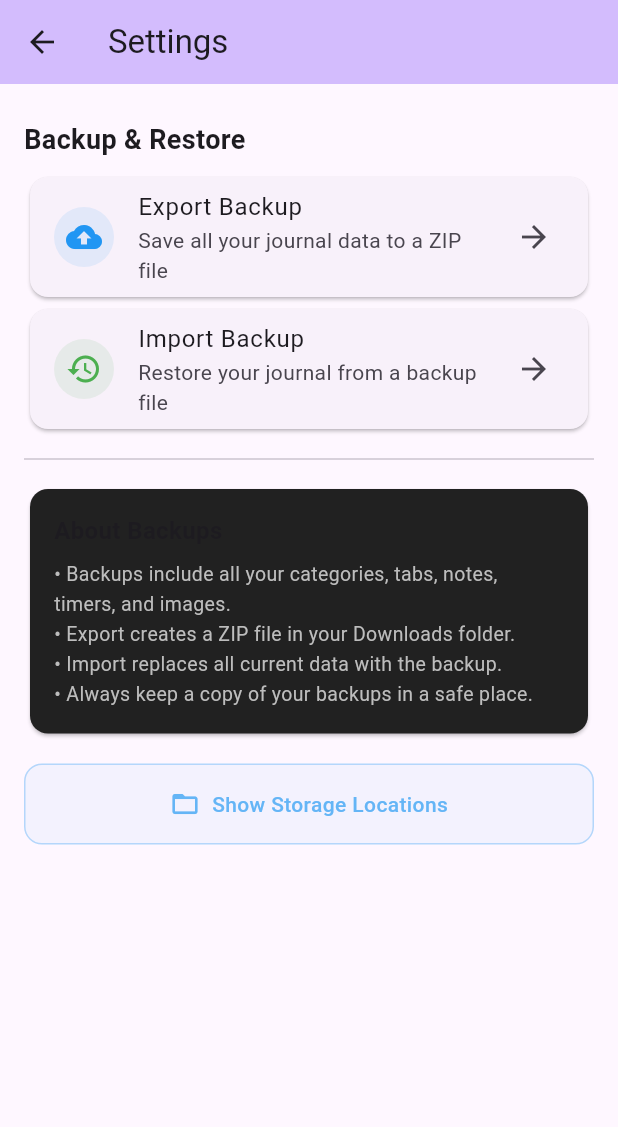
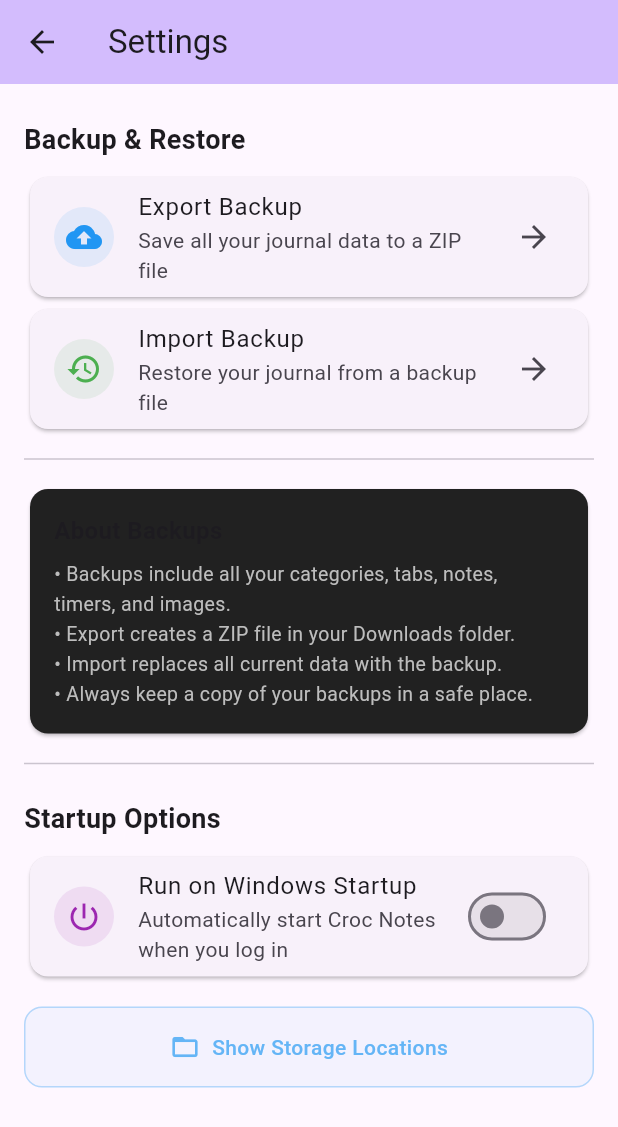
Before and after one commit to Arthritisboy/Croc-Notes, a Flutter app: the screen it shows after launch, after a tap on the "settings" icon, on a phone screen of 412 x 824 dp. Shown: the top 1127 px of the screen. Run offline on Flutter 3.47's test engine with Material 3 defaults, Android fonts, the phone set to English and light mode, and no system bars; our stand-ins replace audioplayers, file_picker, flutter_colorpicker, flutter_local_notifications, image_picker, sqflite and 2 more; missing offline and left inert: flutter_acrylic, flutter_quill, flutter_quill_extensions, super_clipboard, tray_manager, win32_registry and 2 more; accounts and stored records are empty; statements that could not run were skipped.

Commit message:
timer now continues even when windows is turned off and implemented option for turning on at windows startup 🏌🏻‍♂️

```diff
--- /dev/null
+++ b/lib/data/services/windows_startup_service.dart
@@ -0,0 +1,87 @@
+import 'dart:io';
+import 'package:flutter/material.dart';
+import 'package:win32_registry/win32_registry.dart';
+
+class StartupService {
+  static final StartupService _instance = StartupService._internal();
+  factory StartupService() => _instance;
+  StartupService._internal();
+
+  static const String _registryPath =
+      r'Software\Microsoft\Windows\CurrentVersion\Run';
+  static const String _appName = 'CrocNotes';
+
+  // Check if app is set to run at startup
+  Future<bool> isStartupEnabled() async {
+    if (!Platform.isWindows) return false;
+
+    RegistryKey? key;
+    try {
+      // Open the key using Registry.openPath
+      key = Registry.openPath(
+        RegistryHive.currentUser,
+        path: _registryPath,
+        desiredAccessRights: AccessRights.readOnly,
+      );
+
+      // Get the value - returns RegistryValue?
+      final registryValue = key.getValue(_appName);
+
+      // RegistryValue likely has a 'data' or 'value' field
+      // Let's print it to see what's available
+      if (registryValue != null) {
+        debugPrint('Registry value found: ${registryValue.toString()}');
+        // Try to access the data - might be .data or .value
+        // For now, just check if it's not null
+        return true;
+      }
+      return false;
+    } catch (e) {
+      debugPrint('Error checking startup status: $e');
+      return false;
+    } finally {
+      key?.close();
+    }
+  }
+
+  // Enable/disable startup
+  Future<void> setStartupEnabled(bool enabled) async {
+    if (!Platform.isWindows) return;
+
+    RegistryKey? key;
+    try {
+      if (enabled) {
+        // Open or create the key with write access
+        key = Registry.openPath(
+          RegistryHive.currentUser,
+          path: _registryPath,
+          desiredAccessRights: AccessRights.writeOnly,
+        );
+
+        // Get the path to the executable
+        final exePath = Platform.resolvedExecutable;
+
+        // Create the registry value
+        key.createValue(
+          RegistryValue(_appName, RegistryValueType.string, exePath),
+        );
+
+        debugPrint('✅ Added to startup: $exePath');
+      } else {
+        // Open key with write access to delete
+        key = Registry.openPath(
+          RegistryHive.currentUser,
+          path: _registryPath,
+          desiredAccessRights: AccessRights.writeOnly,
+        );
+
+        key.deleteValue(_appName);
+        debugPrint('✅ Removed from startup');
+      }
+    } catch (e) {
+      debugPrint('❌ Error setting startup: $e');
+    } finally {
+      key?.close();
+    }
+  }
+}
--- a/lib/features/notes/viewmodels/notes_viewmodel.dart
+++ b/lib/features/notes/viewmodels/notes_viewmodel.dart
@@ -2,6 +2,7 @@ import 'package:flutter/material.dart';
 import 'package:modular_journal/core/database/database_service.dart';
 import 'package:modular_journal/features/notes/widgets/dialogs/delete_category_dialog.dart';
 import 'package:modular_journal/features/notes/widgets/dialogs/delete_tab_dialog.dart';
+import 'package:modular_journal/features/notes/widgets/title_grid.dart';
 import '../models/note.dart';
 import '../models/category.dart';
 import '../models/tab.dart';
@@ -133,6 +134,73 @@ class NotesViewModel extends ChangeNotifier {
     debugPrint('Timer item not found: $itemId');
   }
 
+  Future<void> _setupActiveTimers() async {
+    final now = DateTime.now();
+
+    for (var category in _categories) {
+      for (var tab in category.tabs) {
+        for (var item in tab.checklistItems) {
+          // Check if this is a timer item that should be running
+          if (item.timerDuration != null &&
+              item.timerState == TimerState.running &&
+              item.timerStartTime != null) {
+            // Calculate elapsed time
+            final elapsed = now.difference(item.timerStartTime!);
+            final totalDuration = item.timerDuration!;
+
+            if (elapsed < totalDuration) {
+              // Timer is still running - calculate remaining time
+              final remaining = totalDuration - elapsed;
+
+              debugPrint(
+                '⏰ Restarting active timer: ${item.title}, remaining: ${remaining.inSeconds}s',
+              );
+
+              // Register with timer service
+              timerService.startTimer(
+                itemId: item.id,
+                itemTitle: item.title,
+                duration: remaining,
+                soundPath: item.alarmSoundPath,
+                loopSound: item.isLoopingAlarm,
+                onComplete: () {
+                  debugPrint('Timer completed: ${item.title}');
+
+                  // Update the item state
+                  item.completeTimer();
+
+                  // IMPORTANT: Set checkbox state to unchecked when completed
+                  item.checkboxState = CheckboxState.unchecked;
+
+                  // Update in database
+                  updateNote(item);
+
+                  // Force UI refresh
+                  notifyListeners();
+                },
+              );
+            }
+          }
+        }
+      }
+    }
+  }
+
+  void updateTimerItemCheckbox(String itemId, CheckboxState state) {
+    for (var category in _categories) {
+      for (var tab in category.tabs) {
+        for (var item in tab.checklistItems) {
+          if (item.id == itemId) {
+            item.checkboxState = state;
+            updateNote(item);
+            notifyListeners();
+            return;
+          }
+        }
+      }
+    }
+  }
+
   // LOAD DATA FROM DATABASE
   Future<void> loadData() async {
     try {
@@ -180,14 +248,15 @@ class NotesViewModel extends ChangeNotifier {
             checklistItems: [],
           );
 
-          // Load checklist items - NOW WITH ALL TIMER FIELDS
-          // Load checklist items - NOW WITH ALL TIMER FIELDS
+          // Load checklist items
           final itemMaps = await db.query(
             'checklist_items',
             where: 'tabId = ?',
             whereArgs: [tab.id],
             orderBy: 'sortOrder ASC',
           );
+
+          final now = DateTime.now();
 
           for (var itemMap in itemMaps) {
             // Extract timer fields from database
@@ -230,9 +299,37 @@ class NotesViewModel extends ChangeNotifier {
                 ? CheckboxState.unchecked
                 : CheckboxState.values[dbCheckboxState];
 
+            // Parse timer state
+            TimerState timerState = TimerState.values[timerStateIndex];
+
+            // If timer was running, calculate if it should have completed during PC off
+            if (isTimerItem) {
+              // Map timer state to checkbox state
+              switch (timerState) {
+                case TimerState.running:
+                  checkboxState = CheckboxState.checked; // Checked = running
+                  break;
+                case TimerState.paused:
+                  checkboxState = CheckboxState.crossed; // Crossed = paused
+                  break;
+                case TimerState.completed:
+                  checkboxState =
+                      CheckboxState.checked; // Keep checked when completed?
+                  break;
+                case TimerState.idle:
+                default:
+                  checkboxState = CheckboxState.unchecked; // Unchecked = idle
+                  break;
+              }
+            } else {
+              // Regular items use DB value
+              checkboxState = CheckboxState.values[dbCheckboxState];
+            }
+
             // Debug print to verify
             print(
-              'Loading item: ${itemMap['title']}, isTimer: $isTimerItem, checkboxState: ${checkboxState.index} (DB was: $dbCheckboxState)',
+              'Loading item: ${itemMap['title']}, isTimer: $isTimerItem, '
+              'timerState: ${timerState.index}, checkboxState: ${checkboxState.index}',
             );
 
             // Create Note with ALL properties
@@ -240,16 +337,18 @@ class NotesViewModel extends ChangeNotifier {
               Note(
                 id: itemMap['id'] as String,
                 title: itemMap['title'] as String,
-                checkboxState: checkboxState, // Use the determined state
-                timerState: TimerState.idle, // Force idle on load
+                checkboxState: checkboxState,
+                timerState: timerState,
                 timerDuration: timerDurationMs != null
                     ? Duration(milliseconds: timerDurationMs)
                     : null,
                 alarmSoundPath: alarmSoundPath,
                 isLoopingAlarm: isLooping == 1,
-                timerEndTime: null, // Clear any existing end time
-                timerStartTime: null, // Clear any existing start time
-                elapsedTime: null, // Clear any existing elapsed time
+                timerEndTime: timerEndTime,
+                timerStartTime: timerStartTime,
+                elapsedTime: elapsedTimeMs != null
+                    ? Duration(milliseconds: elapsedTimeMs)
+                    : null,
               ),
             );
           }
@@ -281,11 +380,47 @@ class NotesViewModel extends ChangeNotifier {
       }
 
       print('Data loaded successfully');
+
+      // After loading all data, check for timers that completed during PC off
+      // and trigger their alarms
+      await _setupActiveTimers();
+
+      await _checkForCompletedTimers();
+
       notifyListeners();
     } catch (e) {
       print('Error loading data: $e');
       _error = e.toString();
       rethrow;
+    }
+  }
+
+  Future<void> _checkForCompletedTimers() async {
+    final now = DateTime.now();
+    final completedTimers = <Note>[];
+
+    for (var category in _categories) {
+      for (var tab in category.tabs) {
+        for (var item in tab.checklistItems) {
+          if (item.timerDuration != null &&
+              item.timerState == TimerState.completed) {
+            completedTimers.add(item);
+          }
+        }
+      }
+    }
+
+    if (completedTimers.isNotEmpty) {
+      debugPrint(
+        'Found ${completedTimers.length} timers that completed while PC was off',
+      );
+
+      // Trigger timer service for each completed timer
+      for (var item in completedTimers) {
+        // Use timer service to show notification and play alarm
+        // You'll need to access the global timerService
+        timerService.triggerTimerCompletion(item.id, item.title);
+      }
     }
   }
 
--- a/lib/features/notes/views/settings_view.dart
+++ b/lib/features/notes/views/settings_view.dart
@@ -5,6 +5,7 @@ import 'package:file_picker/file_picker.dart';
 import 'package:modular_journal/core/database/database_service.dart';
 import 'package:modular_journal/data/services/backup_service.dart';
 import 'package:modular_journal/data/services/image_storage_service.dart';
+import 'package:modular_journal/data/services/windows_startup_service.dart';
 import 'package:path_provider/path_provider.dart';
 
 class SettingsView extends StatefulWidget {
@@ -18,6 +19,28 @@ class _SettingsViewState extends State<SettingsView> {
   final BackupService _backupService = BackupService();
   bool _isExporting = false;
   bool _isImporting = false;
+  final StartupService _startupService = StartupService();
+  bool _startupEnabled = false;
+
+  @override
+  void initState() {
+    super.initState();
+    _checkStartupStatus();
+  }
+
+  Future<void> _checkStartupStatus() async {
+    final enabled = await _startupService.isStartupEnabled();
+    setState(() {
+      _startupEnabled = enabled;
+    });
+  }
+
+  Future<void> _toggleStartup(bool value) async {
+    await _startupService.setStartupEnabled(value);
+    setState(() {
+      _startupEnabled = value;
+    });
+  }
 
   Future<void> _exportBackup() async {
     setState(() => _isExporting = true);
@@ -421,6 +444,40 @@ class _SettingsViewState extends State<SettingsView> {
             ),
           ),
 
+          const Divider(height: 32),
+
+          // Startup Section Header
+          const Padding(
+            padding: EdgeInsets.symmetric(vertical: 8),
+            child: Text(
+              'Startup Options',
+              style: TextStyle(fontSize: 18, fontWeight: FontWeight.bold),
+            ),
+          ),
+
+          // Run on startup toggle
+          Card(
+            child: SwitchListTile(
+              secondary: Container(
+                padding: const EdgeInsets.all(8),
+                decoration: BoxDecoration(
+                  color: Colors.purple.withOpacity(0.1),
+                  shape: BoxShape.circle,
+                ),
+                child: const Icon(
+                  Icons.power_settings_new,
+                  color: Colors.purple,
+                ),
+              ),
+              title: const Text('Run on Windows Startup'),
+              subtitle: const Text(
+                'Automatically start Croc Notes when you log in',
+              ),
+              value: _startupEnabled,
+              onChanged: _toggleStartup,
+            ),
+          ),
+
           const SizedBox(height: 16),
 
           // Storage Location Button - Styled to match the app
--- a/lib/main.dart
+++ b/lib/main.dart
@@ -78,7 +78,7 @@ void main() async {
               itemTitle: itemTitle,
               onStopAlarm: () {
                 debugPrint('Stopping alarm for item $itemId');
-                timerService.stopAlarm(itemId); // Stop the alarm
+                timerService.stopAlarm(itemId);
               },
               onDismiss: () {
                 debugPrint('Timer dialog dismissed for $itemTitle');
@@ -89,6 +89,12 @@ void main() async {
                     listen: false,
                   );
                   viewModel.resetTimerItem(itemId);
+
+                  // Also ensure checkbox is set to unchecked
+                  viewModel.updateTimerItemCheckbox(
+                    itemId,
+                    CheckboxState.unchecked,
+                  );
                 } catch (e) {
                   debugPrint('Error updating note: $e');
                 }
@@ -136,12 +142,12 @@ Future<void> _setupTrayMenu() async {
   try {
     final menu = Menu(
       items: [
-        MenuItem(key: 'show', label: 'Show Window'),
-        MenuItem(key: 'hide', label: 'Hide Window'),
+        MenuItem(key: 'croc_show', label: 'Show Window'),
+        MenuItem(key: 'croc_hide', label: 'Hide Window'),
         MenuItem.separator(),
-        MenuItem(key: 'about', label: 'About Croc Notes'),
+        MenuItem(key: 'croc_about', label: 'About Croc Notes'),
         MenuItem.separator(),
-        MenuItem(key: 'quit', label: 'Exit Completely'),
+        MenuItem(key: 'croc_quit', label: 'Exit Completely'),
       ],
     );
 
@@ -247,9 +253,14 @@ class _TrayListener implements TrayListener {
 
   @override
   void onTrayIconMouseUp() => debugPrint('Tray icon mouse up');
+
   @override
   void onTrayIconRightMouseDown() {
-    trayManager.popUpContextMenu();
+    debugPrint('Tray icon right mouse down - showing context menu');
+    // Small delay to ensure the menu appears
+    Future.delayed(const Duration(milliseconds: 10), () {
+      trayManager.popUpContextMenu();
+    });
   }
 
   @override
--- a/pubspec.yaml
+++ b/pubspec.yaml
@@ -83,6 +83,8 @@ dependencies:
   flutter_colorpicker: ^1.1.0
 
   super_clipboard: ^0.8.0
+
+  win32_registry: ^1.1.3
 
 dev_dependencies:
   flutter_test:
```
Also changed, not shown: lib/data/services/timer_service.dart (+51 -0 lines), lib/features/notes/models/note.dart (+35 -0 lines), pubspec.lock.
